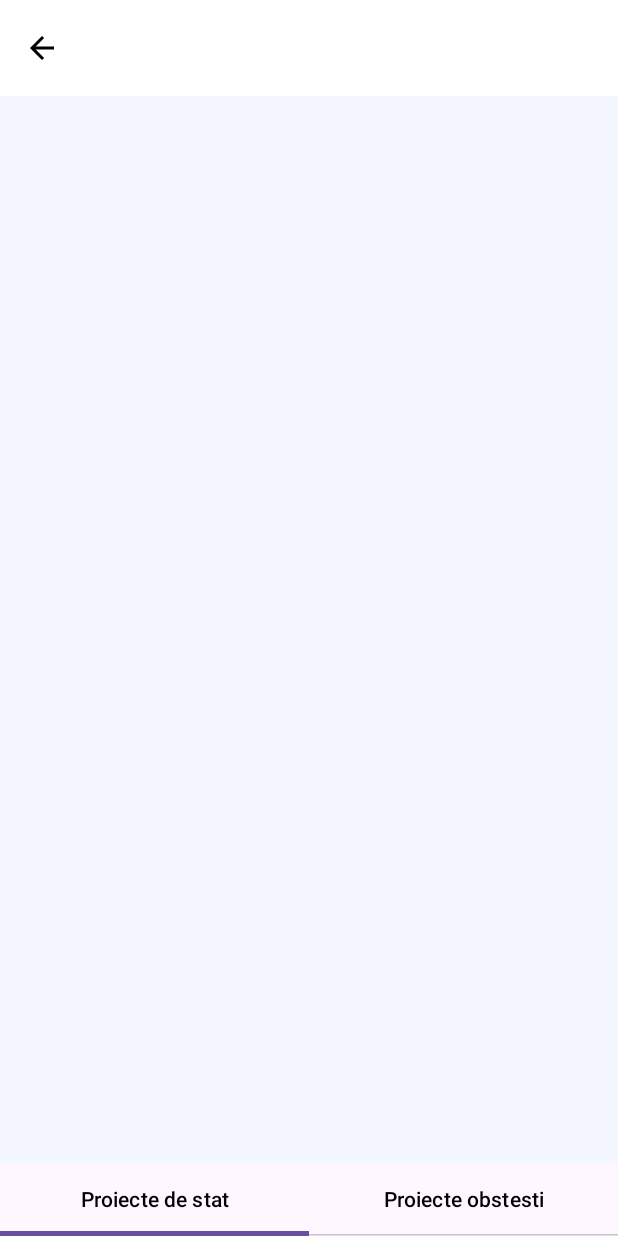
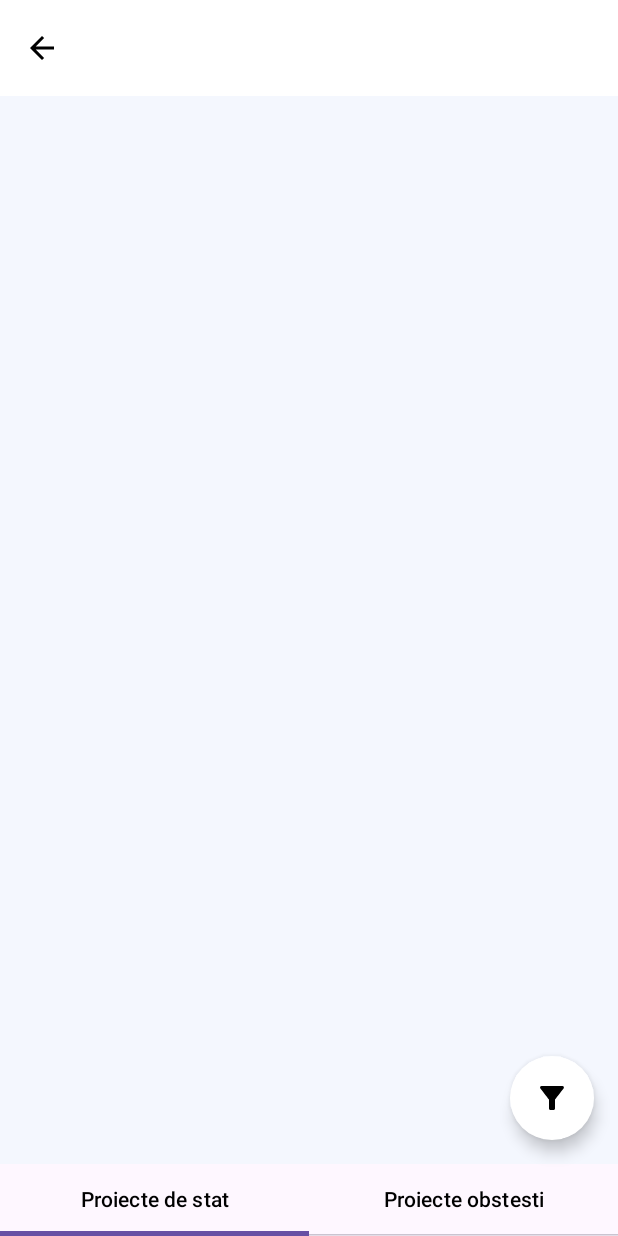
Before and after one commit to eugencic/people-power-hackathon, an Android app built with Jetpack Compose: the composable ProjectsScreen called with empty values, on a phone screen of 412 x 824 dp. Run offline under Robolectric (Android 15) with nearby library versions, the phone set to English and light mode, and no system bars.

Commit message:
[Mobile] add year filter to ProjectsScreen

```diff
--- /dev/null
+++ b/app/src/main/java/com/dropdatabase/hackathon/common/composeui/components/AppFloatingButton.kt
@@ -0,0 +1,30 @@
+package com.dropdatabase.hackathon.common.composeui.components
+
+import androidx.compose.foundation.shape.CircleShape
+import androidx.compose.material.icons.Icons
+import androidx.compose.material.icons.filled.FilterAlt
+import androidx.compose.material3.FloatingActionButton
+import androidx.compose.material3.Icon
+import androidx.compose.runtime.Composable
+import androidx.compose.ui.Modifier
+import com.dropdatabase.hackathon.common.composeui.theme.AppTheme
+
+@Composable
+fun AppFloatingActionButton(
+    modifier: Modifier = Modifier,
+    onClick: () -> Unit,
+) {
+    FloatingActionButton(
+        modifier = modifier,
+        shape = CircleShape,
+        contentColor = AppTheme.colors.primary,
+        onClick = onClick,
+        containerColor = AppTheme.colors.primary
+    ) {
+        Icon(
+            Icons.Default.FilterAlt,
+            contentDescription = null,
+            tint = AppTheme.colors.primaryVariant
+        )
+    }
+}
```
Also changed, not shown: app/src/main/java/com/dropdatabase/hackathon/features/projects/ProjectsScreen.kt (+77 -0 lines).
